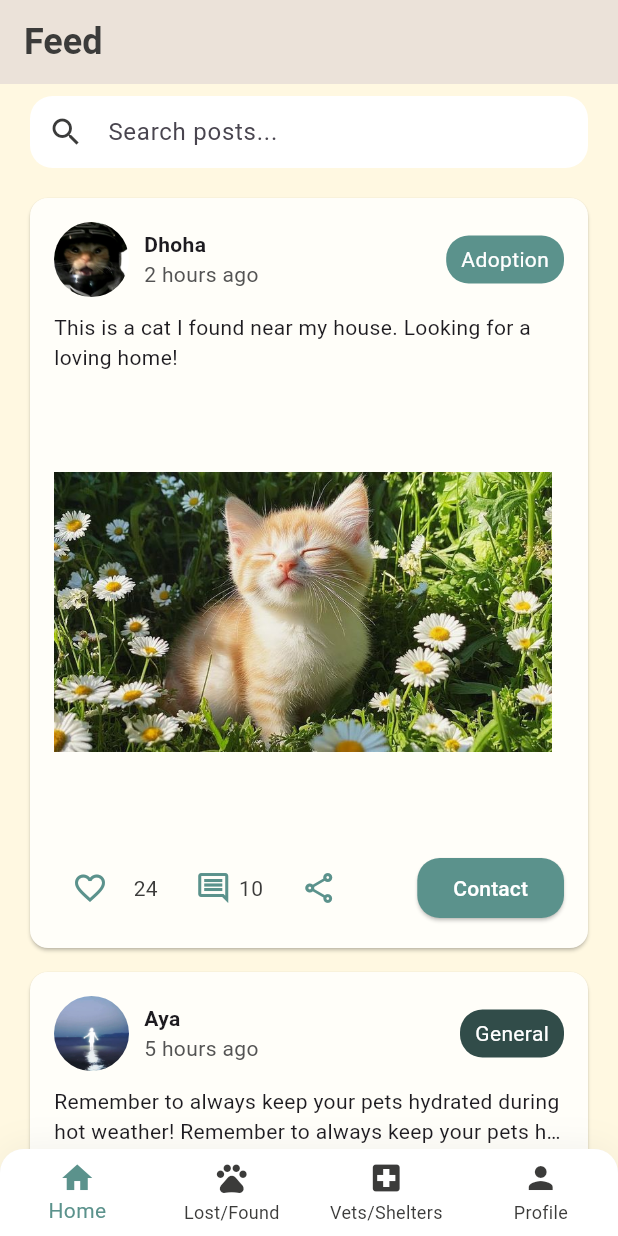
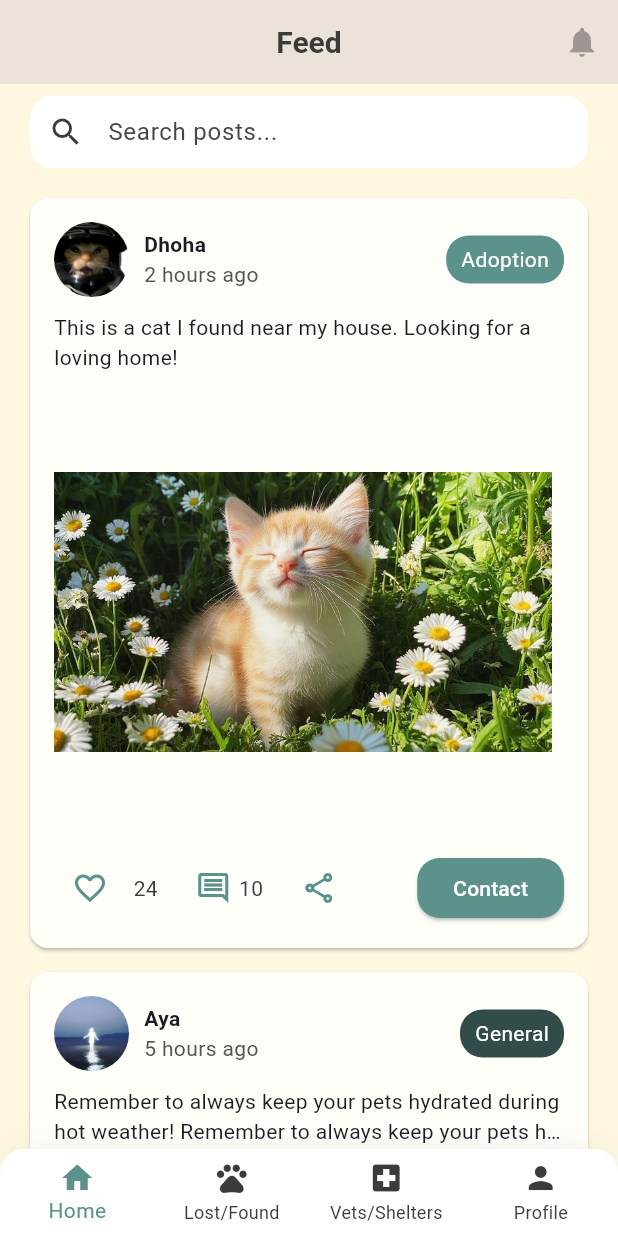
Before and after one commit to ayaaa321/Youppie-, a Flutter app: the screen it shows after launch, on a phone screen of 412 x 824 dp. Run offline on Flutter 3.47's test engine with Material 3 defaults, Android fonts, the phone set to English and light mode, and no system bars; our stand-ins replace google_fonts, image_picker.

Commit message:
Enhance CustomAppBar with new features

```diff
--- a/lib/presentation/widgets/app_bar.dart
+++ b/lib/presentation/widgets/app_bar.dart
@@ -2,49 +2,66 @@ import 'package:flutter/material.dart';
 
 class CustomAppBar extends StatelessWidget implements PreferredSizeWidget {
   final String title;
-  final Color? textColor;
-  final double? fontSize;
-  final FontWeight? fontWeight;
-  final Widget? leading;
-  final List<Widget>? actions;
+  final bool isHome;
+  final bool showBack;
+  final bool showNotification;
+  final VoidCallback? onBack;
+  final VoidCallback? onNotification;
   final Color? backgroundColor;
-  final double height;
 
   const CustomAppBar({
-    required this.title, // Ab app bar must have a title
-    this.leading,
-    this.textColor,
-    this.fontSize,
-    this.fontWeight,
-    this.actions,
+    required this.title,
+    this.isHome = false,
+    this.showBack = false,
+    this.showNotification = true,
+    this.onBack,
+    this.onNotification,
     this.backgroundColor,
-    this.height = kToolbarHeight,
     super.key,
   });
 
   @override
   Widget build(BuildContext context) {
     return AppBar(
-      title: Row(
-        children: [
-          Text(
-            title,
-            style: TextStyle(
-              color: textColor ?? const Color(0xFF3B3B3A),
-              fontWeight: fontWeight ?? FontWeight.w600,
-              fontSize: fontSize ?? 20,
-            ),
-          ),
-        ],
-      ),
-      leading: leading,
-      actions: actions,
       backgroundColor: backgroundColor ?? Theme.of(context).colorScheme.primary,
       elevation: 10,
       centerTitle: true,
+
+      leading: showBack
+          ? IconButton(
+              icon: const Icon(Icons.arrow_back),
+              onPressed: onBack ?? () => Navigator.pop(context),
+            )
+          : (isHome
+              ? Padding(
+                  padding: const EdgeInsets.only(left: 12),
+                  child: Image.asset(
+                    'assets/images/app_logo.png',
+                    height: 30,
+                  ),
+                )
+              : null),
+
+      title: Text(
+        title,
+        style: const TextStyle(
+          color: Color(0xFF3B3B3A),
+          fontWeight: FontWeight.w600,
+          fontSize: 20,
+        ),
+      ),
+
+      actions: showNotification
+          ? [
+              IconButton(
+                icon: const Icon(Icons.notifications),
+                onPressed: onNotification,
+              )
+            ]
+          : null,
     );
   }
 
   @override
-  Size get preferredSize => const Size.fromHeight(kToolbarHeight); // this is used to set the height of the AppBar
+  Size get preferredSize => const Size.fromHeight(kToolbarHeight);
 }
```
